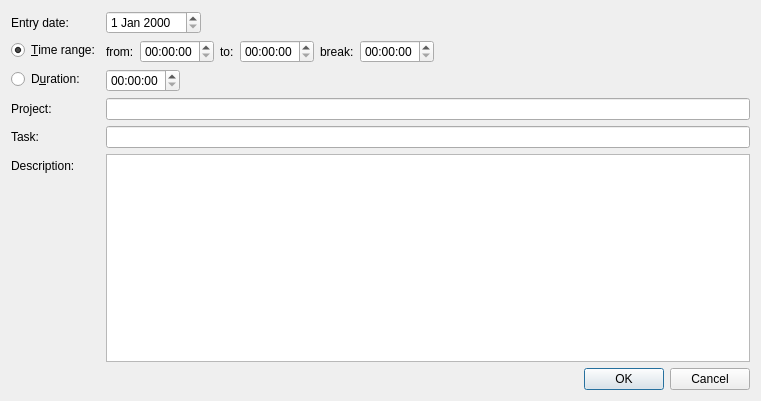
Qt form src/worklog/ui/widget/entrydialog.ui (anetczuk/work-log) before a commit.
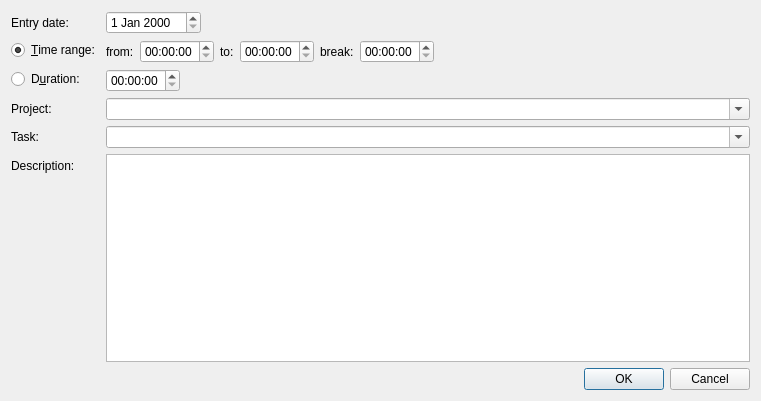
The same form after that commit.

```diff
--- a/src/worklog/ui/widget/entrydialog.ui
+++ b/src/worklog/ui/widget/entrydialog.ui
@@ -120,9 +120,6 @@
        </property>
       </widget>
      </item>
-     <item row="3" column="1">
-      <widget class="QLineEdit" name="projectLE"/>
-     </item>
      <item row="4" column="0">
       <widget class="QLabel" name="label_6">
        <property name="text">
@@ -130,9 +127,6 @@
        </property>
       </widget>
      </item>
-     <item row="4" column="1">
-      <widget class="QLineEdit" name="taskLE"/>
-     </item>
      <item row="0" column="1">
       <layout class="QHBoxLayout" name="horizontalLayout_3">
        <item>
@@ -163,6 +157,20 @@
      <item row="5" column="1">
       <widget class="QTextEdit" name="descriptionTE"/>
      </item>
+     <item row="3" column="1">
+      <widget class="QComboBox" name="projectCB">
+       <property name="editable">
+        <bool>true</bool>
+       </property>
+      </widget>
+     </item>
+     <item row="4" column="1">
+      <widget class="QComboBox" name="taskCB">
+       <property name="editable">
+        <bool>true</bool>
+       </property>
+      </widget>
+     </item>
     </layout>
    </item>
    <item>
```
